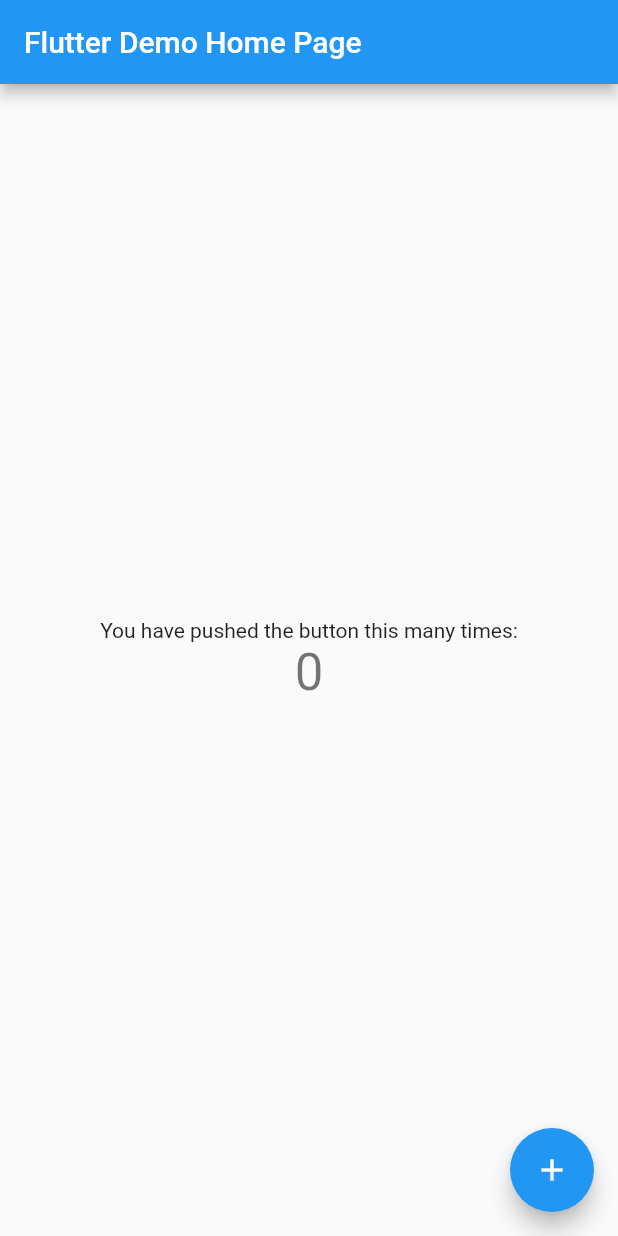
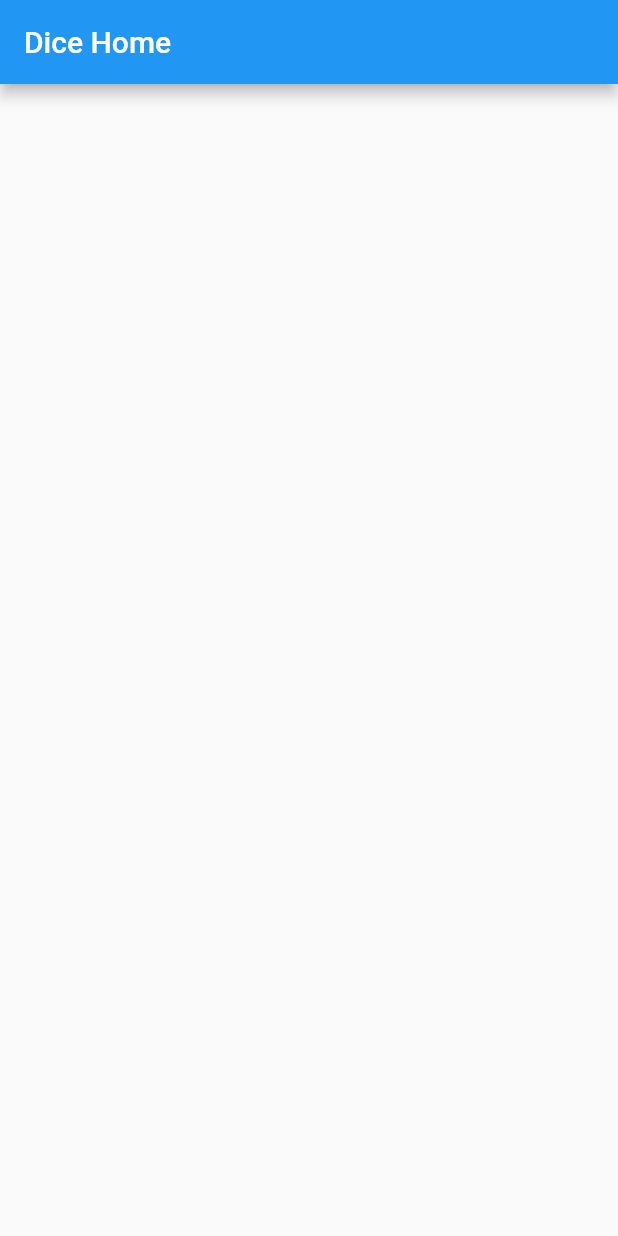
Before and after one commit to Flutter-learning-tutorial/dice_app, a Flutter app: the screen it shows after launch, on a phone screen of 412 x 824 dp. Run offline on Flutter 3.47's test engine with Material 2 defaults, Android fonts, the phone set to English and light mode, and no system bars.

Commit message:
assest updated and main function updated.

```diff
--- a/flutter_dicee_app/lib/main.dart
+++ b/flutter_dicee_app/lib/main.dart
@@ -1,113 +1,21 @@
 import 'package:flutter/material.dart';
 
 void main() {
-  runApp(MyApp());
+  runApp(DiceApp());
 }
 
-class MyApp extends StatelessWidget {
+class DiceApp extends StatelessWidget {
   // This widget is the root of your application.
   @override
   Widget build(BuildContext context) {
     return MaterialApp(
-      title: 'Flutter Demo',
-      theme: ThemeData(
-        // This is the theme of your application.
-        //
-        // Try running your application with "flutter run". You'll see the
-        // application has a blue toolbar. Then, without quitting the app, try
-        // changing the primarySwatch below to Colors.green and then invoke
-        // "hot reload" (press "r" in the console where you ran "flutter run",
-        // or simply save your changes to "hot reload" in a Flutter IDE).
-        // Notice that the counter didn't reset back to zero; the application
-        // is not restarted.
-        primarySwatch: Colors.blue,
+      debugShowCheckedModeBanner: false,
+      home: Scaffold(
+        appBar: AppBar(
+          title: Text("Dice Home"),
+        ),
+        body: Container(),
       ),
-      home: MyHomePage(title: 'Flutter Demo Home Page'),
     );
   }
 }
-
-class MyHomePage extends StatefulWidget {
-  MyHomePage({Key key, this.title}) : super(key: key);
-
-  // This widget is the home page of your application. It is stateful, meaning
-  // that it has a State object (defined below) that contains fields that affect
-  // how it looks.
-
-  // This class is the configuration for the state. It holds the values (in this
-  // case the title) provided by the parent (in this case the App widget) and
-  // used by the build method of the State. Fields in a Widget subclass are
-  // always marked "final".
-
-  final String title;
-
-  @override
-  _MyHomePageState createState() => _MyHomePageState();
-}
-
-class _MyHomePageState extends State<MyHomePage> {
-  int _counter = 0;
-
-  void _incrementCounter() {
-    setState(() {
-      // This call to setState tells the Flutter framework that something has
-      // changed in this State, which causes it to rerun the build method below
-      // so that the display can reflect the updated values. If we changed
-      // _counter without calling setState(), then the build method would not be
-      // called again, and so nothing would appear to happen.
-      _counter++;
-    });
-  }
-
-  @override
-  Widget build(BuildContext context) {
-    // This method is rerun every time setState is called, for instance as done
-    // by the _incrementCounter method above.
-    //
-    // The Flutter framework has been optimized to make rerunning build methods
-    // fast, so that you can just rebuild anything that needs updating rather
-    // than having to individually change instances of widgets.
-    return Scaffold(
-      appBar: AppBar(
-        // Here we take the value from the MyHomePage object that was created by
-        // the App.build method, and use it to set our appbar title.
-        title: Text(widget.title),
-      ),
-      body: Center(
-        // Center is a layout widget. It takes a single child and positions it
-        // in the middle of the parent.
-        child: Column(
-          // Column is also a layout widget. It takes a list of children and
-          // arranges them vertically. By default, it sizes itself to fit its
-          // children horizontally, and tries to be as tall as its parent.
-          //
-          // Invoke "debug painting" (press "p" in the console, choose the
-          // "Toggle Debug Paint" action from the Flutter Inspector in Android
-          // Studio, or the "Toggle Debug Paint" command in Visual Studio Code)
-          // to see the wireframe for each widget.
-          //
-          // Column has various properties to control how it sizes itself and
-          // how it positions its children. Here we use mainAxisAlignment to
-          // center the children vertically; the main axis here is the vertical
-          // axis because Columns are vertical (the cross axis would be
-          // horizontal).
-          mainAxisAlignment: MainAxisAlignment.center,
-          children: <Widget>[
-            Text(
-              'You have pushed the button this many times:',
-            ),
-            Text(
-              '$_counter',
-              style: Theme.of(context).textTheme.headline4,
-            ),
-          ],
-        ),
-      ),
-      floatingActionButton: FloatingActionButton(
-        onPressed: _incrementCounter,
-        tooltip: 'Increment',
-        child: Icon(Icons.add),
-      ), // This trailing comma makes auto-formatting nicer for build methods.
-    );
-  }
-}
--- a/flutter_dicee_app/pubspec.yaml
+++ b/flutter_dicee_app/pubspec.yaml
@@ -45,8 +45,8 @@
   uses-material-design: true
 
   # To add assets to your application, add an assets section, like this:
-  # assets:
-  #   - images/a_dot_burr.jpeg
+  assets:
+    - images/
   #   - images/a_dot_ham.jpeg
 
   # An image asset can refer to one or more resolution-specific "variants", see
```
Also changed, not shown: flutter_dicee_app/images/appstore.png (added), flutter_dicee_app/images/dice1.png (added), flutter_dicee_app/images/dice2.png (added), flutter_dicee_app/images/dice3.png (added), flutter_dicee_app/images/dice4.png (added), flutter_dicee_app/images/dice5.png (added), flutter_dicee_app/images/dice6.png (added), flutter_dicee_app/images/playstore.png (added), 38 other files.
